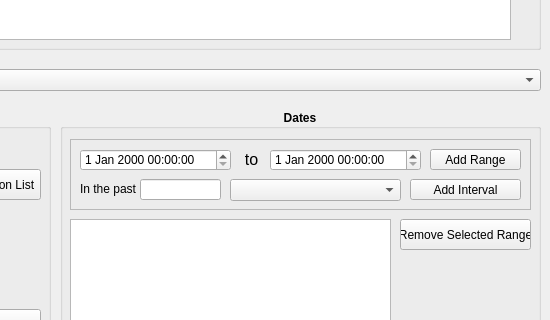
Qt form search_dialog_base.ui (eodms-sgdot/eodms-qgis) before a commit; both pictures show x 390 to 940 and y 111 to 431 of the 940 by 838 pixel window.
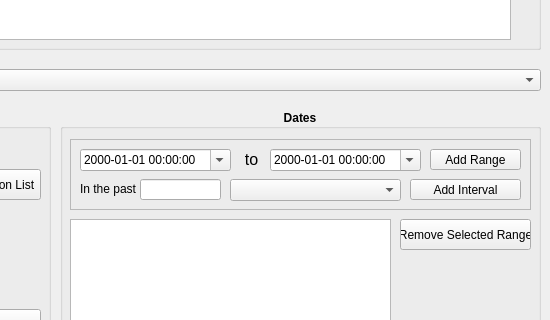
The same form after that commit.

```diff
--- a/search_dialog_base.ui
+++ b/search_dialog_base.ui
@@ -235,6 +235,12 @@
        <height>22</height>
       </rect>
      </property>
+     <property name="displayFormat">
+      <string>yyyy-MM-dd hh:mm:ss</string>
+     </property>
+     <property name="calendarPopup">
+      <bool>true</bool>
+     </property>
     </widget>
     <widget class="QLabel" name="lblTo">
      <property name="geometry">
@@ -266,6 +272,12 @@
        <height>22</height>
       </rect>
      </property>
+     <property name="displayFormat">
+      <string>yyyy-MM-dd hh:mm:ss</string>
+     </property>
+     <property name="calendarPopup">
+      <bool>true</bool>
+     </property>
     </widget>
     <widget class="QPushButton" name="butAddRange">
      <property name="geometry">
```
